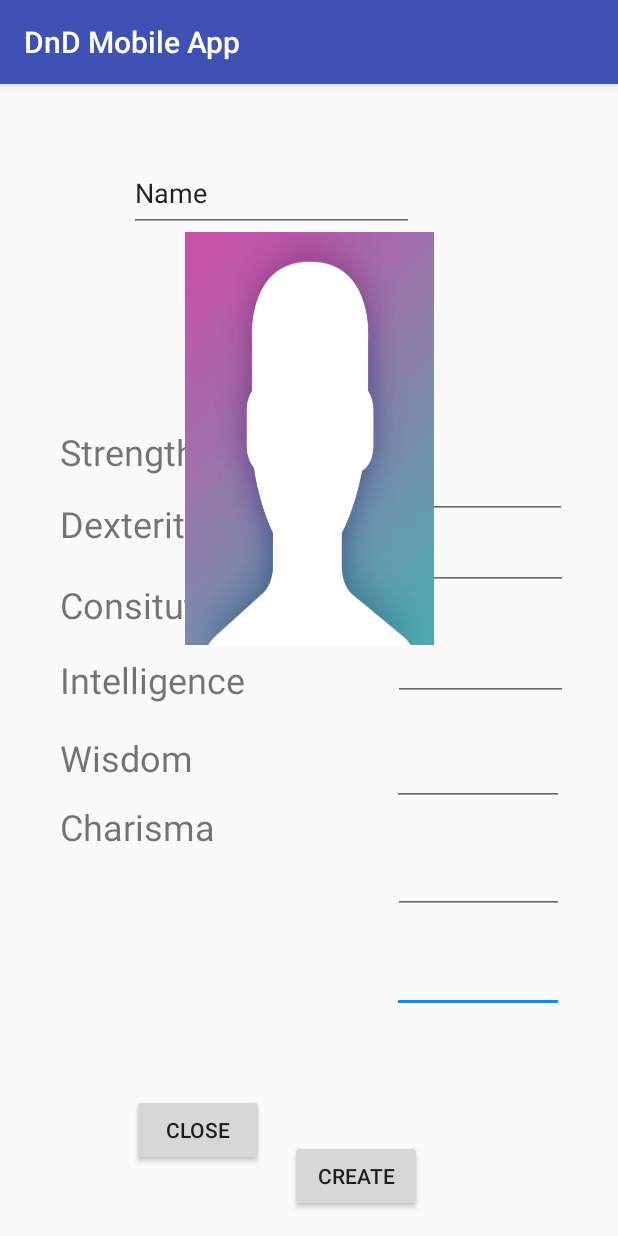
After one commit to MikeLarsenW/DnDApp, an Android app: the CharCreationActivityTwo screen opened directly, with no data from a screen before it, on a phone screen of 412 x 824 dp. The commit adds this screen. Run offline under Robolectric (Android 15) with nearby library versions, the phone set to English and light mode, and no system bars.

Commit message:
Adds the character creation function

```diff
--- a/app/src/main/AndroidManifest.xml
+++ b/app/src/main/AndroidManifest.xml
@@ -19,6 +19,9 @@
         <activity android:name=".DiceActivity"></activity>
         <activity android:name=".Spelltable"></activity>
         <activity android:name=".Spell"></activity>
+        <activity android:name=".CreationActivity"></activity>
+        <activity android:name=".CharCreationActivityTwo"></activity>
+        <activity android:name=".CharacterView"></activity>
     </application>
 
     <uses-permission android:name="android.permission.VIBRATE"/>
--- /dev/null
+++ b/app/src/main/java/com/example/mike/dnd_mobile_app/CharCreationActivityTwo.java
@@ -0,0 +1,67 @@
+package com.example.mike.dnd_mobile_app;
+
+import android.os.Bundle;
+import android.support.v7.app.AppCompatActivity;
+import android.view.View;
+import android.widget.Button;
+import android.widget.EditText;
+import android.widget.Toast;
+
+
+public class CharCreationActivityTwo extends AppCompatActivity {
+
+private EditText Text_Name, Text_Strength, Text_Dexterity, Text_Constitution, Text_Intelligence, Text_Wisdom, Text_Charisma;
+private Button BtnCreate, BtnCancel;
+
+    @Override
+    protected void onCreate(Bundle savedInstanceState) {
+        super.onCreate(savedInstanceState);
+        setContentView(R.layout.activity_char_creation_two);
+
+
+        Text_Name = findViewById(R.id.EditText_Name);
+
+        Text_Strength = findViewById(R.id.EditText_Strength);
+        Text_Dexterity = findViewById(R.id.EditText_Dextirity);
+        Text_Constitution = findViewById(R.id.EditText_Constitution);
+        Text_Intelligence = findViewById(R.id.EditText_Intelligence);
+        Text_Wisdom = findViewById(R.id.EditText_Wisdom);
+        Text_Charisma = findViewById(R.id.EditText_Charisma);
+
+        BtnCancel = findViewById(R.id.Button_Cancel);
+        BtnCancel.setOnClickListener(new View.OnClickListener() {
+            @Override
+            public void onClick(View v) {
+                closeActivity();
+            }
+        });
+
+        BtnCreate = findViewById(R.id.Button_Create);
+        BtnCreate.setOnClickListener(new View.OnClickListener() {
+            @Override
+            public void onClick(View v) {
+                createChar();
+            }
+        });
+
+    }
+
+
+    public void closeActivity()
+    {
+        this.finish();
+    }
+
+    public void createChar()
+    {
+        String Name = Text_Name.getText().toString();
+        int Strength = Integer.parseInt(Text_Strength.getText().toString());
+        int Dexterity = Integer.parseInt(Text_Dexterity.getText().toString());
+        int Constitution = Integer.parseInt(Text_Constitution.getText().toString());
+        int  Intelligence = Integer.parseInt(Text_Intelligence.getText().toString());
+        int Wisdom = Integer.parseInt(Text_Wisdom.getText().toString());
+        int Charisma = Integer.parseInt(Text_Charisma.getText().toString());
+        DnDCharacter newChar = new DnDCharacter(Name, Strength, Dexterity, Constitution, Intelligence, Wisdom, Charisma);
+        Toast.makeText(this, "Character Created!", Toast.LENGTH_LONG).show();
+    }
+}
--- /dev/null
+++ b/app/src/main/res/layout/activity_char_creation_two.xml
@@ -0,0 +1,245 @@
+<?xml version="1.0" encoding="utf-8"?>
+<android.support.constraint.ConstraintLayout xmlns:android="http://schemas.android.com/apk/res/android"
+    xmlns:app="http://schemas.android.com/apk/res-auto"
+    xmlns:tools="http://schemas.android.com/tools"
+    android:layout_width="match_parent"
+    android:layout_height="match_parent"
+    tools:context=".CharCreationActivityTwo"
+    tools:layout_editor_absoluteY="25dp">
+
+    <EditText
+        android:id="@+id/EditText_Charisma"
+        android:layout_width="0dp"
+        android:layout_height="wrap_content"
+        android:layout_marginBottom="33dp"
+        android:layout_marginEnd="36dp"
+        android:layout_marginRight="36dp"
+        android:ems="10"
+        android:inputType="number"
+        android:textSize="14sp"
+        app:layout_constraintBottom_toTopOf="@+id/Button_Cancel"
+        app:layout_constraintEnd_toEndOf="parent"
+        app:layout_constraintStart_toEndOf="@+id/textView8"
+        app:layout_constraintTop_toBottomOf="@+id/EditText_Wisdom" />
+
+    <EditText
+        android:id="@+id/EditText_Wisdom"
+        android:layout_width="0dp"
+        android:layout_height="wrap_content"
+        android:layout_marginBottom="5dp"
+        android:layout_marginEnd="36dp"
+        android:layout_marginRight="36dp"
+        android:ems="10"
+        android:inputType="number"
+        android:textSize="14sp"
+        app:layout_constraintBottom_toTopOf="@+id/EditText_Charisma"
+        app:layout_constraintEnd_toEndOf="parent"
+        app:layout_constraintStart_toEndOf="@+id/textView7"
+        app:layout_constraintTop_toBottomOf="@+id/EditText_Intelligence" />
+
+    <EditText
+        android:id="@+id/EditText_Intelligence"
+        android:layout_width="0dp"
+        android:layout_height="wrap_content"
+        android:layout_marginBottom="11dp"
+        android:layout_marginEnd="36dp"
+        android:layout_marginRight="36dp"
+        android:ems="10"
+        android:inputType="number"
+        android:textSize="14sp"
+        app:layout_constraintBottom_toTopOf="@+id/EditText_Wisdom"
+        app:layout_constraintEnd_toEndOf="parent"
+        app:layout_constraintStart_toEndOf="@+id/textView6"
+        app:layout_constraintTop_toBottomOf="@+id/EditText_Constitution" />
+
+    <EditText
+        android:id="@+id/EditText_Constitution"
+        android:layout_width="0dp"
+        android:layout_height="wrap_content"
+        android:layout_marginBottom="9dp"
+        android:layout_marginEnd="33dp"
+        android:layout_marginRight="33dp"
+        android:ems="10"
+        android:inputType="number"
+        android:textSize="14sp"
+        app:layout_constraintBottom_toTopOf="@+id/EditText_Intelligence"
+        app:layout_constraintEnd_toEndOf="parent"
+        app:layout_constraintStart_toEndOf="@+id/textView5"
+        app:layout_constraintTop_toBottomOf="@+id/EditText_Dextirity" />
+
+    <EditText
+        android:id="@+id/EditText_Dextirity"
+        android:layout_width="0dp"
+        android:layout_height="wrap_content"
+        android:layout_marginBottom="13dp"
+        android:layout_marginEnd="33dp"
+        android:layout_marginRight="33dp"
+        android:ems="10"
+        android:inputType="number"
+        android:textSize="14sp"
+        app:layout_constraintBottom_toTopOf="@+id/EditText_Constitution"
+        app:layout_constraintEnd_toEndOf="parent"
+        app:layout_constraintStart_toEndOf="@+id/textView4"
+        app:layout_constraintTop_toBottomOf="@+id/textView2" />
+
+    <TextView
+        android:id="@+id/textView8"
+        android:layout_width="wrap_content"
+        android:layout_height="wrap_content"
+        android:layout_marginEnd="118dp"
+        android:layout_marginLeft="40dp"
+        android:layout_marginRight="118dp"
+        android:layout_marginStart="40dp"
+        android:layout_marginTop="13dp"
+        android:text="Charisma"
+        android:textSize="24sp"
+        app:layout_constraintEnd_toStartOf="@+id/EditText_Charisma"
+        app:layout_constraintStart_toStartOf="parent"
+        app:layout_constraintTop_toBottomOf="@+id/textView7" />
+
+    <TextView
+        android:id="@+id/textView7"
+        android:layout_width="wrap_content"
+        android:layout_height="wrap_content"
+        android:layout_marginEnd="133dp"
+        android:layout_marginLeft="40dp"
+        android:layout_marginRight="133dp"
+        android:layout_marginStart="40dp"
+        android:layout_marginTop="19dp"
+        android:text="Wisdom"
+        android:textSize="24sp"
+        app:layout_constraintEnd_toStartOf="@+id/EditText_Wisdom"
+        app:layout_constraintStart_toStartOf="parent"
+        app:layout_constraintTop_toBottomOf="@+id/textView6" />
+
+    <TextView
+        android:id="@+id/textView6"
+        android:layout_width="wrap_content"
+        android:layout_height="wrap_content"
+        android:layout_marginEnd="98dp"
+        android:layout_marginLeft="40dp"
+        android:layout_marginRight="98dp"
+        android:layout_marginStart="40dp"
+        android:layout_marginTop="17dp"
+        android:text="Intelligence"
+        android:textSize="24sp"
+        app:layout_constraintEnd_toStartOf="@+id/EditText_Intelligence"
+        app:layout_constraintStart_toStartOf="parent"
+        app:layout_constraintTop_toBottomOf="@+id/textView5" />
+
+    <TextView
+        android:id="@+id/textView5"
+        android:layout_width="wrap_content"
+        android:layout_height="wrap_content"
+        android:layout_marginEnd="98dp"
+        android:layout_marginLeft="40dp"
+        android:layout_marginRight="98dp"
+        android:layout_marginStart="40dp"
+        android:layout_marginTop="21dp"
+        android:text="Consitution"
+        android:textSize="24sp"
+        app:layout_constraintEnd_toStartOf="@+id/EditText_Constitution"
+        app:layout_constraintStart_toStartOf="parent"
+        app:layout_constraintTop_toBottomOf="@+id/textView4" />
+
+    <TextView
+        android:id="@+id/textView4"
+        android:layout_width="wrap_content"
+        android:layout_height="wrap_content"
+        android:layout_marginEnd="125dp"
+        android:layout_marginLeft="40dp"
+        android:layout_marginRight="125dp"
+        android:layout_marginStart="40dp"
+        android:layout_marginTop="15dp"
+        android:text="Dexterity"
+        android:textSize="24sp"
+        app:layout_constraintEnd_toStartOf="@+id/EditText_Dextirity"
+        app:layout_constraintStart_toStartOf="parent"
+        app:layout_constraintTop_toBottomOf="@+id/textView2" />
+
+    <EditText
+        android:id="@+id/EditText_Name"
+        android:layout_width="190dp"
+        android:layout_height="52dp"
+        android:layout_marginBottom="109dp"
+        android:layout_marginEnd="13dp"
+        android:layout_marginRight="13dp"
+        android:layout_marginTop="26dp"
+        android:ems="10"
+        android:inputType="textPersonName"
+        android:text="Name"
+        app:layout_constraintBottom_toTopOf="@+id/textView2"
+        app:layout_constraintEnd_toEndOf="@+id/Image_Char"
+        app:layout_constraintTop_toTopOf="parent" />
+
+    <TextView
+        android:id="@+id/textView2"
+        android:layout_width="wrap_content"
+        android:layout_height="wrap_content"
+        android:layout_marginBottom="15dp"
+        android:layout_marginEnd="131dp"
+        android:layout_marginLeft="40dp"
+        android:layout_marginRight="131dp"
+        android:layout_marginStart="40dp"
+        android:text="Strength"
+        android:textSize="24sp"
+        app:layout_constraintBottom_toTopOf="@+id/EditText_Dextirity"
+        app:layout_constraintEnd_toStartOf="@+id/EditText_Strength"
+        app:layout_constraintStart_toStartOf="parent"
+        app:layout_constraintTop_toBottomOf="@+id/EditText_Name" />
+
+    <EditText
+        android:id="@+id/EditText_Strength"
+        android:layout_width="0dp"
+        android:layout_height="wrap_content"
+        android:layout_marginBottom="7dp"
+        android:layout_marginEnd="34dp"
+        android:layout_marginRight="34dp"
+        android:ems="10"
+        android:inputType="number"
+        android:textSize="14sp"
+        app:layout_constraintBottom_toTopOf="@+id/EditText_Dextirity"
+        app:layout_constraintEnd_toEndOf="parent"
+        app:layout_constraintStart_toEndOf="@+id/textView2" />
+
+    <ImageView
+        android:id="@+id/Image_Char"
+        android:layout_width="166dp"
+        android:layout_height="0dp"
+        android:layout_marginBottom="330dp"
+        android:scaleType="fitXY"
+        app:layout_constraintBottom_toTopOf="@+id/Button_Create"
+        app:layout_constraintEnd_toEndOf="parent"
+        app:layout_constraintStart_toStartOf="parent"
+        app:layout_constraintTop_toBottomOf="@+id/EditText_Name"
+        app:srcCompat="@drawable/randomchar" />
+
+    <Button
+        android:id="@+id/Button_Create"
+        android:layout_width="wrap_content"
+        android:layout_height="wrap_content"
+        android:layout_marginBottom="16dp"
+        android:layout_marginEnd="124dp"
+        android:layout_marginRight="124dp"
+        android:text="Create"
+        app:layout_constraintBottom_toBottomOf="parent"
+        app:layout_constraintEnd_toEndOf="parent"
+        app:layout_constraintStart_toEndOf="@+id/Button_Cancel"
+        app:layout_constraintTop_toBottomOf="@+id/Image_Char" />
+
+    <Button
+        android:id="@+id/Button_Cancel"
+        android:layout_width="wrap_content"
+        android:layout_height="wrap_content"
+        android:layout_marginBottom="26dp"
+        android:layout_marginEnd="10dp"
+        android:layout_marginLeft="81dp"
+        android:layout_marginRight="10dp"
+        android:layout_marginStart="81dp"
+        android:text="Close"
+        app:layout_constraintBottom_toBottomOf="parent"
+        app:layout_constraintEnd_toStartOf="@+id/Button_Create"
+        app:layout_constraintStart_toStartOf="parent"
+        app:layout_constraintTop_toBottomOf="@+id/EditText_Charisma" />
+
+</android.support.constraint.ConstraintLayout>
```
Also changed, not shown: app/src/main/java/com/example/mike/dnd_mobile_app/CharacterView.java (added, +27 -0 lines), app/src/main/java/com/example/mike/dnd_mobile_app/CreationActivity.java (added, +84 -0 lines), app/src/main/java/com/example/mike/dnd_mobile_app/DnDCharacter.java (added, +49 -0 lines), app/src/main/java/com/example/mike/dnd_mobile_app/MainScreen.java (+8 -8 lines), app/src/main/res/layout/activity_char_creation.xml (added, +54 -0 lines), app/src/main/res/layout/activity_character_view.xml (added, +170 -0 lines), app/src/main/res/drawable/randomchar.png (added).
